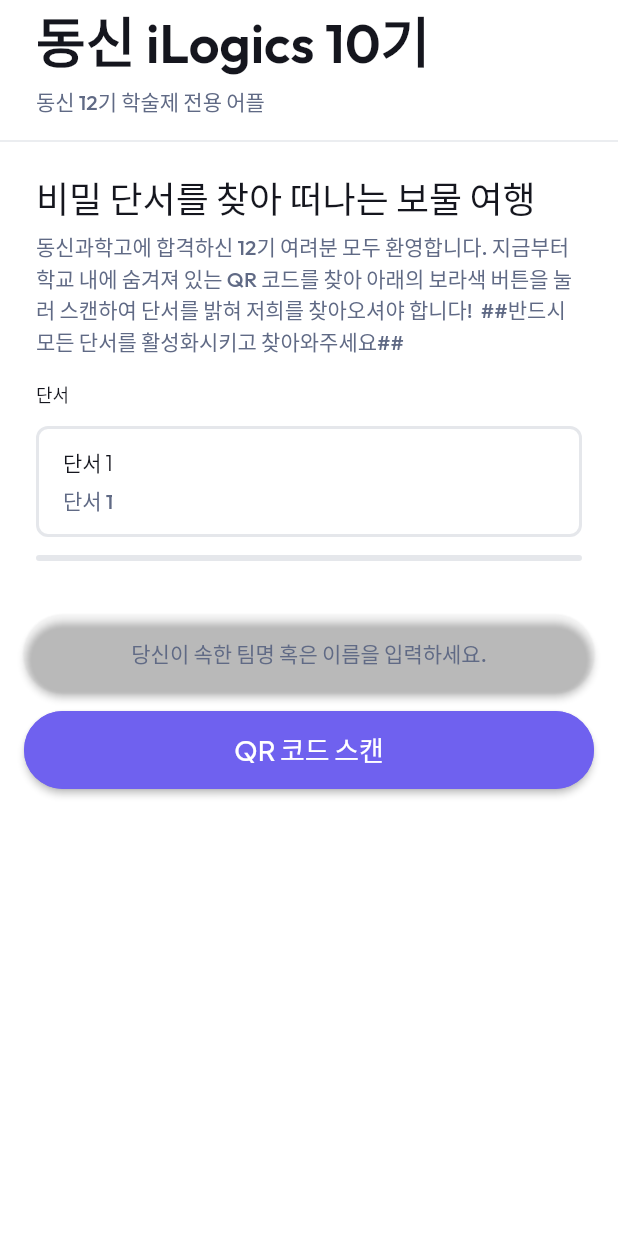
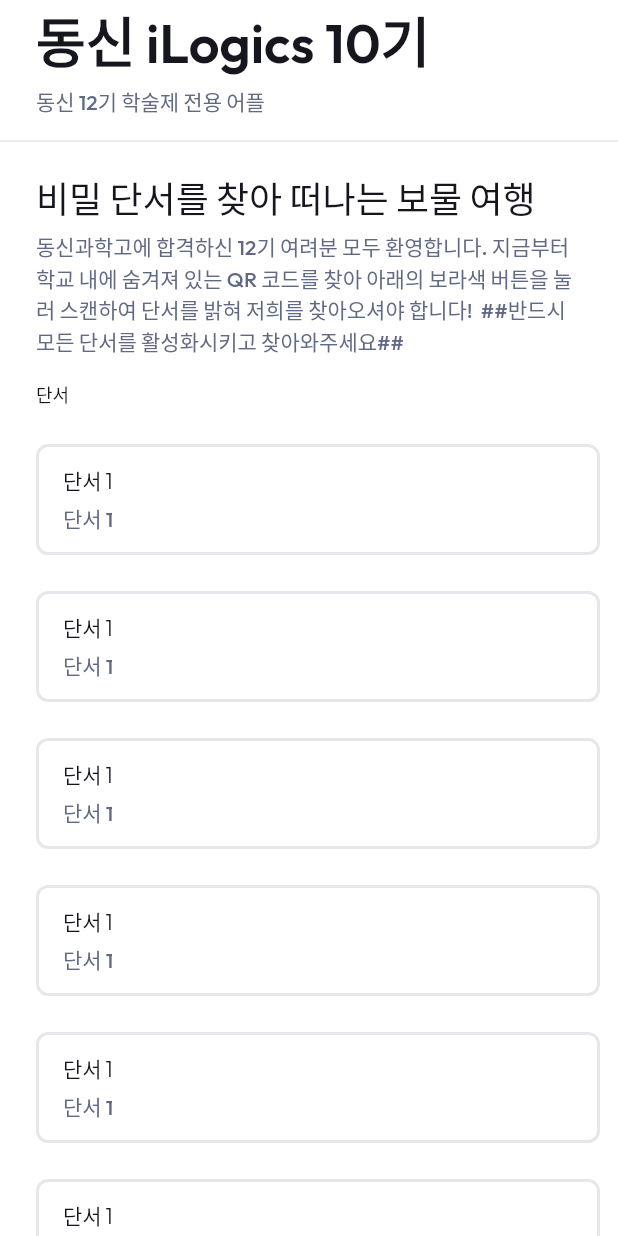
Before and after one commit to manystorms/treasure_hunt, a Flutter app: the screen it shows after launch, on a phone screen of 412 x 824 dp. Run offline on Flutter 3.47's test engine with Material 3 defaults, Android fonts, the phone set to English and light mode, and no system bars; drawn by our look-alikes of auto_size_text, flutter_animate; our stand-ins replace font_awesome_flutter, from_css_color, go_router, google_fonts, page_transition, shared_preferences and 1 more; missing offline and left inert: json_path, mobile_scanner.

Commit message:
이름 입력 페이지 성공

```diff
--- a/lib/pages/main_page/main_page_model.dart
+++ b/lib/pages/main_page/main_page_model.dart
@@ -6,7 +6,9 @@ class MainPageModel extends FlutterFlowModel<MainPageWidget> {
   String? userName;
 
   @override
-  void initState(BuildContext context) {}
+  void initState(BuildContext context) {
+    print('aa');
+  }
 
   @override
   void dispose() {}
--- a/lib/pages/main_page/main_page_widget.dart
+++ b/lib/pages/main_page/main_page_widget.dart
@@ -178,9 +178,14 @@ class _MainPageWidgetState extends State<MainPageWidget>
                           shrinkWrap: true,
                           scrollDirection: Axis.vertical,
                           children: [
-                            Padding(
+                            for(int i = 0; i < 10; i++)
+                              InkWell(
+                                onTap: () {
+                                  print(i);
+                                },
+                                child: Padding(
                                   padding: const EdgeInsetsDirectional.fromSTEB(
-                                  24.0, 0.0, 24.0, 12.0),
+                                      24.0, 12.0, 12.0, 12.0),
                                   child: Container(
                                     width: double.infinity,
                                     constraints: const BoxConstraints(
@@ -251,26 +256,7 @@ class _MainPageWidgetState extends State<MainPageWidget>
                                     ),
                                   ),
                                 ),
-                            Padding(
-                              padding: const EdgeInsetsDirectional.fromSTEB(
-                                  24.0, 0.0, 24.0, 12.0),
-                              child: Container(
-                                width: double.infinity,
-                                constraints: const BoxConstraints(
-                                  maxWidth: 570.0,
-                                ),
-                                decoration: BoxDecoration(
-                                  color: FlutterFlowTheme.of(context)
-                                      .secondaryBackground,
-                                  borderRadius: BorderRadius.circular(8.0),
-                                  border: Border.all(
-                                    color:
-                                        FlutterFlowTheme.of(context).alternate,
-                                    width: 2.0,
-                                  ),
-                                ),
-                              ),
-                            ),
+                              )
                           ],
                         ).animateOnPageLoad(
                             animationsMap['listViewOnPageLoadAnimation']!),
```
Lines whose indentation alone changed are shown as unchanged.
